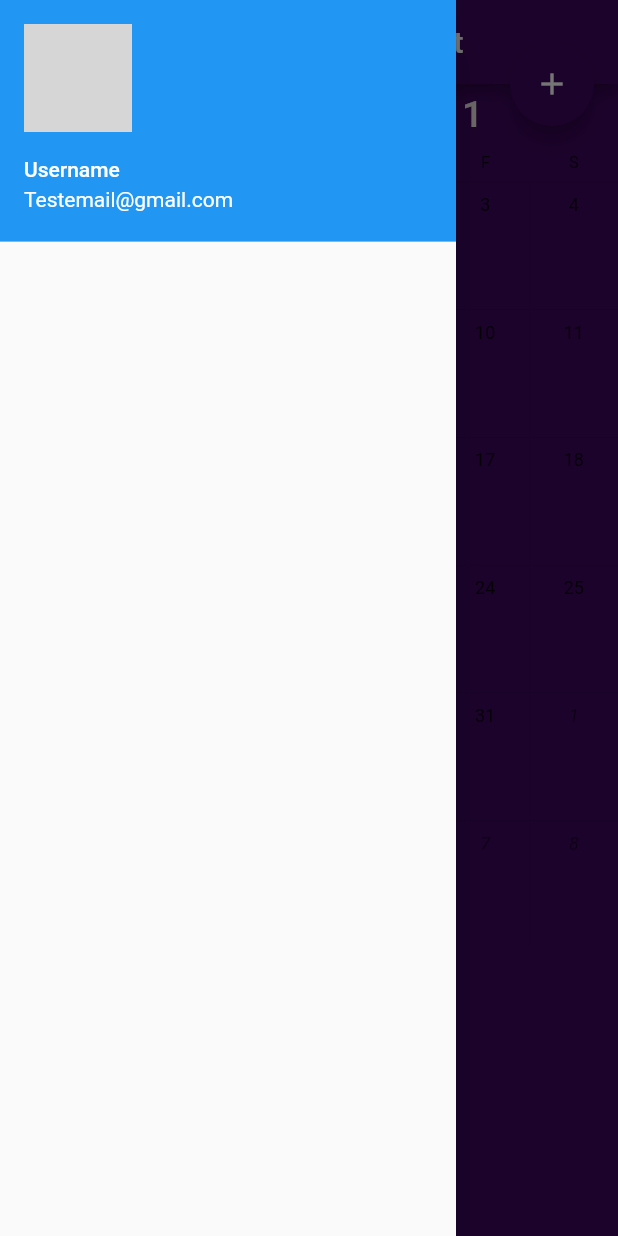
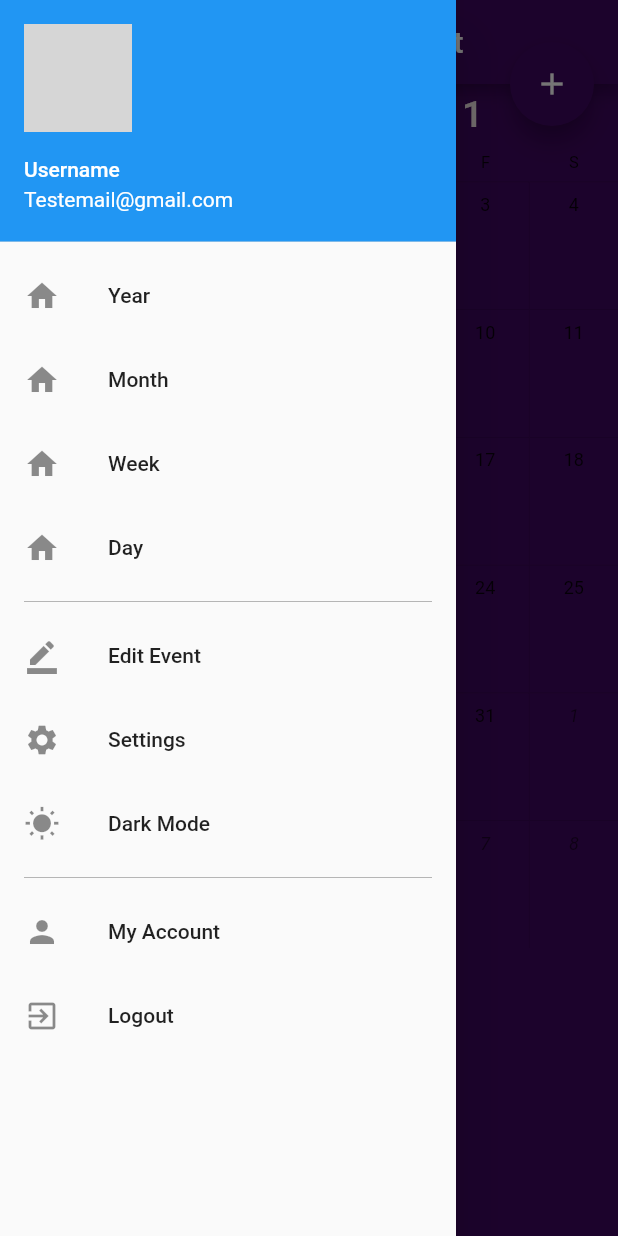
Before and after one commit to Ramuji111/Ramuji11, a Flutter app: the screen it shows after launch, with the side drawer open, on a phone screen of 412 x 824 dp. Run offline on Flutter 3.47's test engine with Material 2 defaults, Android fonts, the phone set to English and light mode, and no system bars; drawn by our look-alikes of syncfusion_flutter_calendar; network calls fail; Roboto replaces fonts that are missing (Urbanist); grey boxes are pictures that could not be loaded.

Commit message:
Ramuji111

```diff
--- a/lib/main.dart
+++ b/lib/main.dart
@@ -46,7 +46,56 @@ class _MyHomePageState extends State<MyHomePage> {
               accountEmail: Text('Testemail@gmail.com'),
               currentAccountPicture: CircleAvatar(
                 backgroundImage: NetworkImage('https://i.pinimg.com/originals/bd/cd/4e/bdcd4e097d609543724874b01aa91c76.png'),
-              ) ,)
+              ) ,),
+             ListTile(
+                leading: Icon(Icons.home),
+                title: Text('Year'),
+                onTap: () => {}),
+            ListTile(
+              leading: Icon(Icons.home),
+              title: Text('Month'),
+              onTap: () =>{},),
+            ListTile(
+              leading: Icon(Icons.home),
+              title: Text('Week'),
+              onTap: () => {},),
+            ListTile(
+              leading: Icon(Icons.home),
+              title: Text('Day'),
+              onTap: () => {},),
+            Divider(
+              thickness: 0.5,
+              color: Colors.grey,
+              indent: 16,
+              endIndent: 16,
+            ),
+            ListTile(
+              leading: Icon(Icons.border_color),
+              title: Text('Edit Event'),
+              onTap: () => {},),
+            ListTile(
+              leading: Icon(Icons.settings),
+              title: Text('Settings'),
+              onTap: () => {},),
+            ListTile(
+              leading: Icon(Icons.wb_sunny),
+              title: Text('Dark Mode'),
+              onTap: () => {},),
+            Divider(
+              thickness: 0.5,
+              color: Colors.grey,
+              indent: 16,
+              endIndent: 16,
+            ),
+            ListTile(
+              leading: Icon(Icons.person),
+              title: Text('My Account'),
+              onTap: () => {},),
+            ListTile(
+              leading: Icon(Icons.exit_to_app),
+              title: Text('Logout'),
+              onTap: () => {},),
+
         ]
         ),
       ),
--- a/pubspec.yaml
+++ b/pubspec.yaml
@@ -32,6 +32,7 @@ dependencies:
   syncfusion_flutter_calendar: ^19.3.56
 
 
+
   # The following adds the Cupertino Icons font to your application.
   # Use with the CupertinoIcons class for iOS style icons.
   cupertino_icons: ^1.0.2
@@ -57,6 +58,11 @@ flutter:
   # included with your application, so that you can use the icons in
   # the material Icons class.
   uses-material-design: true
+  assets:
+    - Images/Day.png
+    - Images/Month.png
+    - Images/Week.png
+    - Images/Year.png
 
   # To add assets to your application, add an assets section, like this:
   # assets:
```
Also changed, not shown: Images/Day.png (added), Images/Month.png (added), Images/Week.png (added), Images/Year.png (added), pubspec.lock.
